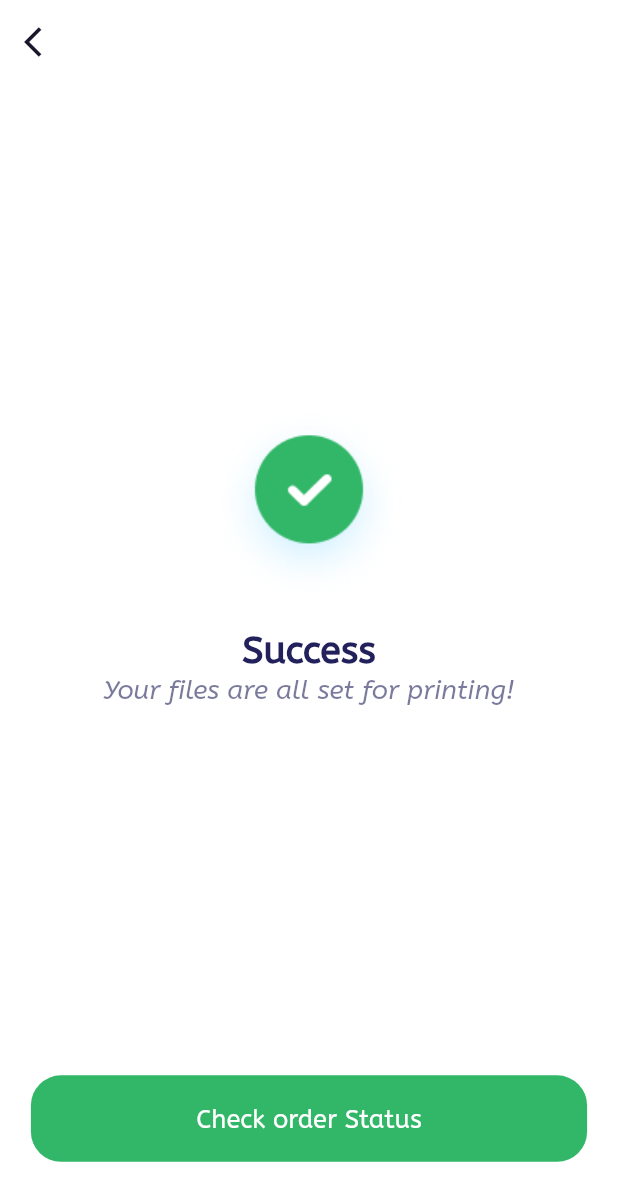
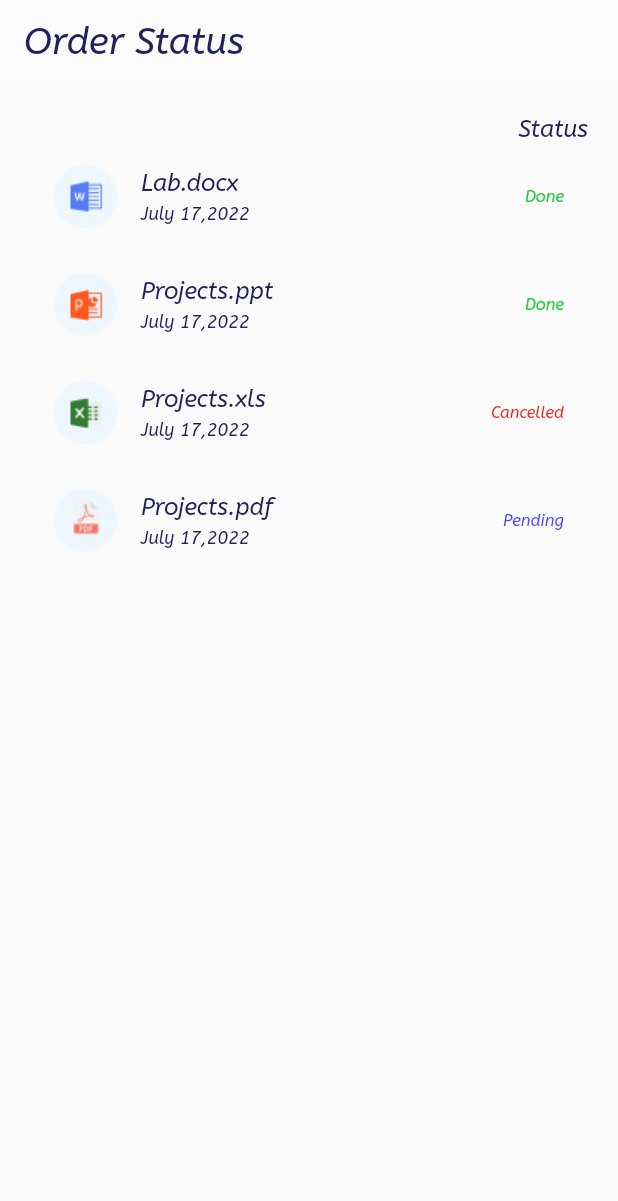
Before and after one commit to Mahi-Badaya/PrintBox-DuHacks, a Flutter app: the Success screen opened directly, after a tap on "Check order Status", on a phone screen of 412 x 824 dp. Shown: the top 1201 px of the screen. Run offline on Flutter 3.47's test engine with Material 2 defaults, Android fonts, the phone set to English and light mode, and no system bars.

Commit message:
order status

```diff
--- /dev/null
+++ b/lib/Screens/orderStatus.dart
@@ -0,0 +1,51 @@
+import 'package:flutter/material.dart';
+
+class OrderStatus extends StatelessWidget {
+  const OrderStatus({Key? key}) : super(key: key);
+
+  @override
+  Widget build(BuildContext context) {
+    return Scaffold(
+      appBar:  AppBar(
+        automaticallyImplyLeading: false,
+        elevation: 0,
+        backgroundColor: Color(0xfffbfbfb),
+        title: Text('Order Status', style: TextStyle(fontStyle: FontStyle.italic, color: Color(0xff22215b),fontSize: 25),),
+      ),
+      body: Padding(
+        padding: const EdgeInsets.all(20.0),
+        child: Column(
+          children: [
+            Row(
+              mainAxisAlignment: MainAxisAlignment.end,
+              children: [
+                Text('Status',style: TextStyle(color: Color(0xff22215b),fontSize: 16,fontStyle: FontStyle.italic),)
+              ],
+            ),
+            Expanded(
+              child: ListView.builder(
+                  itemCount: 4,
+                  itemBuilder: (context, index) {
+                    return Column(
+                      children: [
+                        ListTile(
+                          leading: Image.asset(images[index]),
+                          title: Text(names[index],style: TextStyle(color: Color(0xff22215b),fontStyle: FontStyle.italic,fontSize: 16),),
+                          subtitle: Text('July 17,2022',style: TextStyle(color: Color(0xff22215b),fontStyle: FontStyle.italic,fontSize: 12)),
+                          trailing: Text(trailing[index],style: TextStyle(color: color[index],fontStyle: FontStyle.italic,fontSize: 11)),
+                        ),
+                      ],
+                    );
+                  }),
+            ),
+          ],
+        ),
+      ),
+    );
+  }
+}
+
+List<String> images = ["assets/icons/docx.png", "assets/icons/ppt.png", "assets/icons/excel.png","assets/icons/pdf.png"];
+List<String> trailing = ['Done', 'Done', 'Cancelled','Pending'];
+List<Color> color = [Color(0xff1FCC3A), Color(0xff1FCC3A), Color(0xffee1a0d),Color(0xff4945f4)];
+List<String> names = ['Lab.docx', 'Projects.ppt', 'Projects.xls','Projects.pdf'];
--- a/lib/Screens/success.dart
+++ b/lib/Screens/success.dart
@@ -1,4 +1,5 @@
 import 'package:flutter/material.dart';
+import 'package:printbox/Screens/orderStatus.dart';
 
 class Success extends StatelessWidget {
   const Success({Key? key}) : super(key: key);
@@ -27,7 +28,7 @@ class Success extends StatelessWidget {
             SizedBox(height: height*0.3,),
             Center(
               child: ElevatedButton(
-                onPressed: (){Navigator.push(context, MaterialPageRoute(builder: (context)=>Success())); },
+                onPressed: (){Navigator.push(context, MaterialPageRoute(builder: (context)=>OrderStatus())); },
                 style: ElevatedButton.styleFrom(
                   minimumSize:  Size(width*0.9, height*0.07),
                   maximumSize: Size (width*0.9, height*0.1),
```
